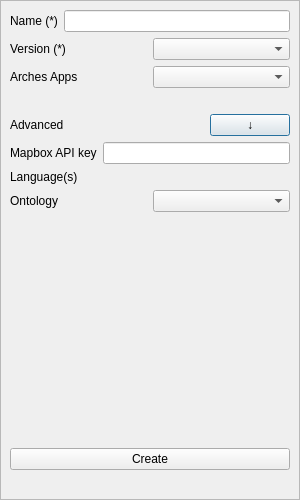
k-int/arches-lintels, file arches_lintels/ui/ui_create_arches_project.ui: the form before one commit.
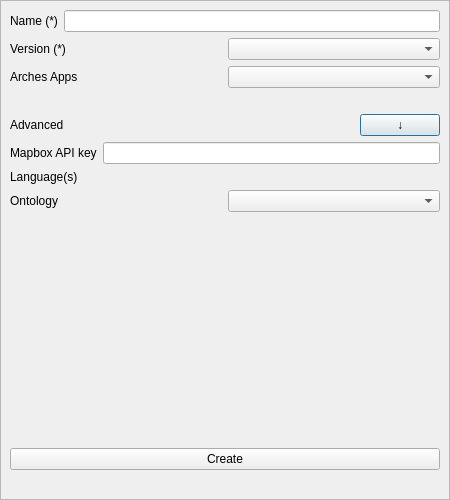
The form after the commit.

Commit message: Update dialog size

```diff
--- a/arches_lintels/ui/ui_create_arches_project.ui
+++ b/arches_lintels/ui/ui_create_arches_project.ui
@@ -6,7 +6,7 @@
    <rect>
     <x>0</x>
     <y>0</y>
-    <width>300</width>
+    <width>450</width>
     <height>500</height>
    </rect>
   </property>
@@ -36,7 +36,7 @@
        <rect>
         <x>0</x>
         <y>0</y>
-        <width>298</width>
+        <width>448</width>
         <height>498</height>
        </rect>
       </property>
```
